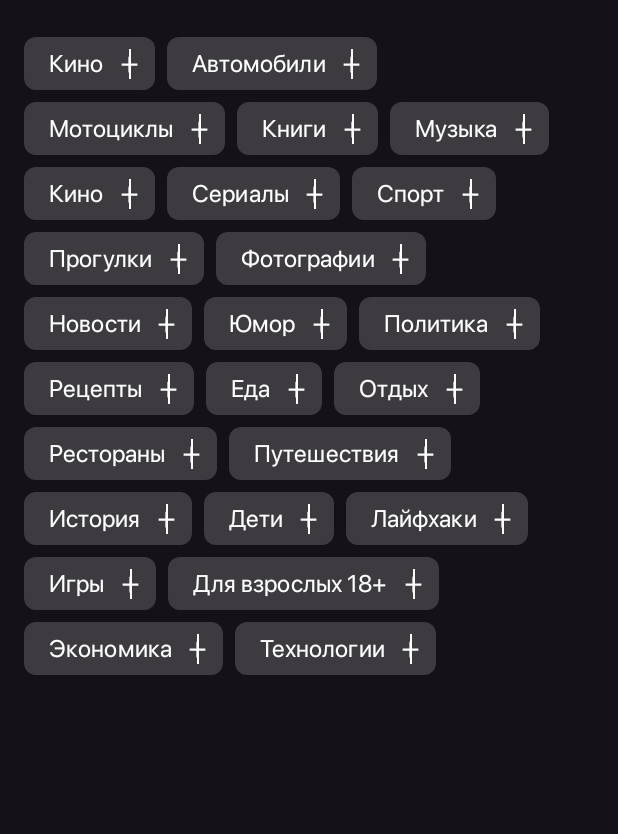
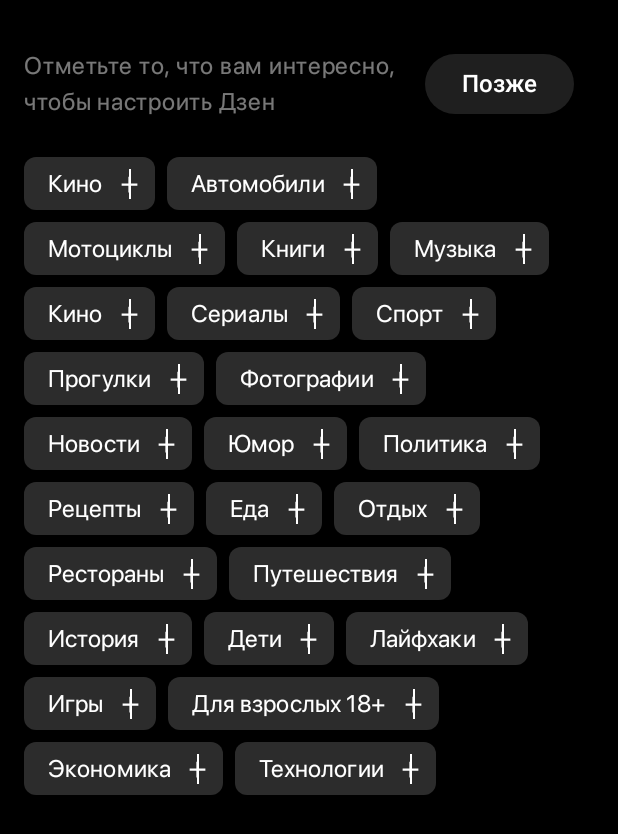
Before and after one commit to ShamsutOFF/AppForVKCup2022, an Android app built with Jetpack Compose: the screen it shows after launch (MainActivity), on a phone screen of 412 x 824 dp. Shown: the top 834 px of the screen. Run offline under Robolectric (Android 15) with nearby library versions, the phone set to English and light mode, and no system bars; our stand-ins replace accompanist.

Commit message:
Готово!)))

```diff
--- a/app/src/main/java/com/example/myfirststageappforvkcup2022/MainActivity.kt
+++ b/app/src/main/java/com/example/myfirststageappforvkcup2022/MainActivity.kt
@@ -12,8 +12,11 @@
 import androidx.compose.material.icons.filled.Add
 import androidx.compose.material.icons.filled.Done
 import androidx.compose.material3.*
-import androidx.compose.runtime.*
+import androidx.compose.runtime.Composable
+import androidx.compose.runtime.getValue
+import androidx.compose.runtime.mutableStateOf
 import androidx.compose.runtime.saveable.rememberSaveable
+import androidx.compose.runtime.setValue
 import androidx.compose.ui.Alignment
 import androidx.compose.ui.Modifier
 import androidx.compose.ui.draw.alpha
@@ -24,15 +27,14 @@
 import androidx.compose.ui.text.font.FontFamily
 import androidx.compose.ui.text.style.TextAlign
 import androidx.compose.ui.unit.dp
-import androidx.compose.ui.unit.sp
 import com.example.myfirststageappforvkcup2022.ui.theme.*
 import com.google.accompanist.flowlayout.FlowRow
 
-private const val TAG = "@@@ MainActivity"
 
 private val categories = mutableListOf<String>()
 private val buttonEnabled = mutableStateOf(false)
 private val DIMENS = Dimens()
+val sfproFont = FontFamily(Font(R.font.sfprodisp_regular))
 
 class MainActivity : ComponentActivity() {
     override fun onCreate(savedInstanceState: Bundle?) {
@@ -56,13 +58,59 @@
                 .padding(dimensionResource(R.dimen.padding_medium))
         ) {
             item {
-                FlowRow (
-                    modifier = Modifier
-                        .padding(dimensionResource(R.dimen.padding_zero))
-                ){
+                FlowRow {
+                    CreateTopTextAndButton()
                     CreateChips()
                     DrawButton()
                 }
+            }
+        }
+    }
+}
+
+@Composable
+fun CreateTopTextAndButton() {
+    val context = LocalContext.current
+    Row(
+        modifier = Modifier
+            .padding(
+                dimensionResource(id = R.dimen.padding_zero),
+                dimensionResource(id = R.dimen.padding_medium)
+            )
+            .fillMaxWidth(),
+        verticalAlignment = Alignment.CenterVertically,
+        horizontalArrangement = Arrangement.SpaceBetween
+    ) {
+        Box(
+            contentAlignment = Alignment.Center,
+            modifier = Modifier
+                .weight(3f)
+        ) {
+            Text(
+                fontSize = DIMENS.FONT_SIZE_16,
+                color = TransparentWhiteTopText,
+                text = "Отметьте то, что вам интересно, чтобы настроить Дзен",
+                fontFamily = sfproFont,
+            )
+        }
+        Box(
+            contentAlignment = Alignment.Center,
+            modifier = Modifier
+                .weight(1.5f)
+        )
+        {
+            Button(
+                onClick = {
+                    Toast.makeText(context, "Click!", Toast.LENGTH_SHORT).show()
+                },
+                colors = ButtonDefaults.buttonColors(containerColor = TransparentWhiteTopButton),
+            ) {
+                Text(
+                    fontSize = DIMENS.FONT_SIZE_16,
+                    color = Color.White,
+                    text = "Позже",
+                    textAlign = TextAlign.Center
+                )
             }
         }
     }
@@ -81,20 +129,21 @@
         mutableStateOf(false)
     }
 
-    val sfproFont = FontFamily(Font(R.font.sfprodisp_regular))
     val filterChipsColors = FilterChipDefaults.filterChipColors(
         selectedContainerColor = Orange,
-        containerColor = TransparentWhite
+        containerColor = TransparentWhiteChips
     )
 
     FilterChip(
         colors = filterChipsColors,
-        modifier = Modifier.padding(
-            dimensionResource(R.dimen.padding_zero),
-            dimensionResource(R.dimen.padding_small),
-            dimensionResource(R.dimen.padding_small),
-            dimensionResource(R.dimen.padding_zero)
-        ).height(dimensionResource(R.dimen.chip_height)),
+        modifier = Modifier
+            .padding(
+                dimensionResource(R.dimen.padding_zero),
+                dimensionResource(R.dimen.padding_small),
+                dimensionResource(R.dimen.padding_small),
+                dimensionResource(R.dimen.padding_zero)
+            )
+            .height(dimensionResource(R.dimen.chip_height)),
         border = null,
         selected = selected,
         onClick = {
@@ -109,7 +158,6 @@
                 color = White,
                 text = category,
                 fontFamily = sfproFont,
-                textAlign = TextAlign.Center
             )
         },
         trailingIcon = if (selected) {
--- a/app/src/main/java/com/example/myfirststageappforvkcup2022/ui/theme/Color.kt
+++ b/app/src/main/java/com/example/myfirststageappforvkcup2022/ui/theme/Color.kt
@@ -5,15 +5,9 @@
 val Purple80 = Color(0xFFD0BCFF)
 val PurpleGrey80 = Color(0xFFCCC2DC)
 val Pink80 = Color(0xFFEFB8C8)
-
-val Purple40 = Color(0xFF6650a4)
-val PurpleGrey40 = Color(0xFF625b71)
-val Pink40 = Color(0xFF7D5260)
-
-val Gray = Color(0xFF888888)
 val Orange = Color(0xFFFF5317)
-val TransparentWhite = Color(0x2CFFFFFF)
-val DarkGrey = Color(43, 43, 43, 255)
-val Red = Color(0xFFD50000)
-val Green = Color(0xFF00C853)
+val TransparentWhiteChips = Color(0x2CFFFFFF)
+val TransparentWhiteTopButton = Color(0x1FFFFFFF)
+val TransparentWhiteTopText = Color(0x78FFFFFF)
+val Black = Color(0xFF000000)
 val White = Color(0xFFFFFFFF)
--- a/app/src/main/java/com/example/myfirststageappforvkcup2022/ui/theme/Theme.kt
+++ b/app/src/main/java/com/example/myfirststageappforvkcup2022/ui/theme/Theme.kt
@@ -8,13 +8,8 @@
 private val DarkColorScheme = darkColorScheme(
     primary = Purple80,
     secondary = PurpleGrey80,
-    tertiary = Pink80
-)
-
-private val LightColorScheme = lightColorScheme(
-    primary = Purple40,
-    secondary = PurpleGrey40,
-    tertiary = Pink40
+    tertiary = Pink80,
+    background = Black
 )
 
 @Composable
```
